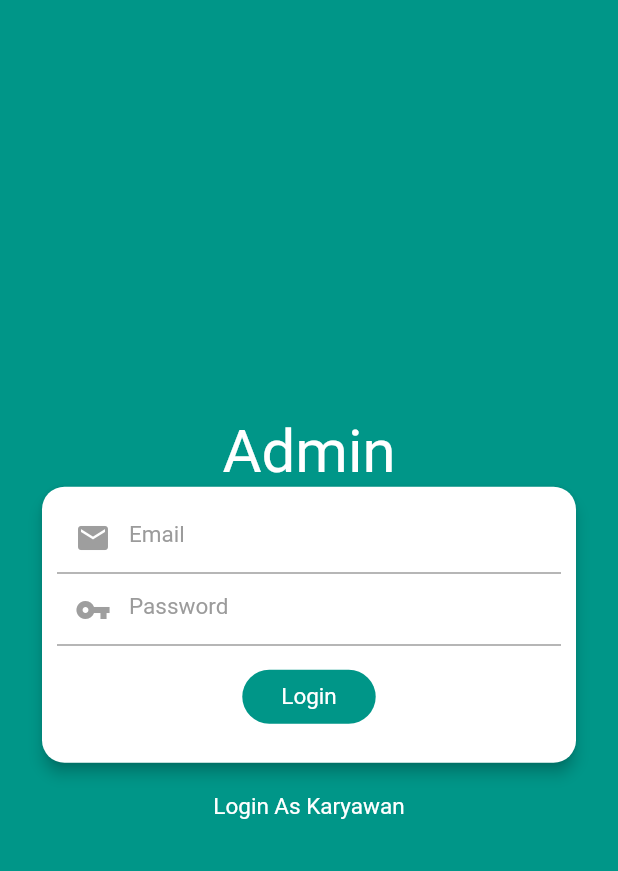
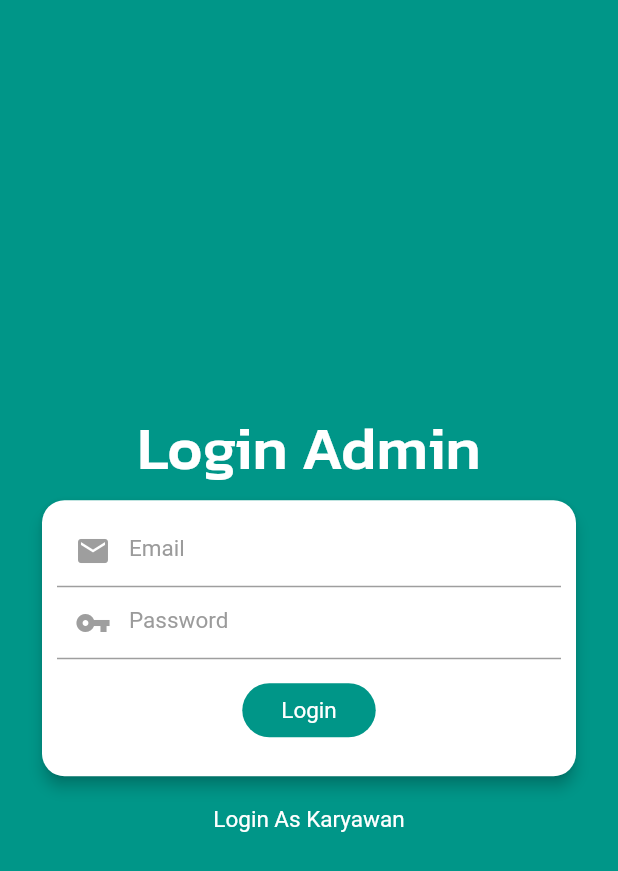
Before and after one commit to umarfakhr4y/projek_panur, a Flutter app: the screen it shows after launch, after a tap on "Login As Admin", on a phone screen of 412 x 824 dp. Shown: the top 871 px of the screen. Run offline on Flutter 3.47's test engine with Material 2 defaults, Android fonts, the phone set to English and light mode, and no system bars; our stand-ins replace date_format, flutter_datetime_picker, geolocator, shared_preferences.

Commit message:
pretty size for ss

```diff
--- a/lib/auth/login.dart
+++ b/lib/auth/login.dart
@@ -101,10 +101,17 @@ class _LoginState extends State<Login> {
                 child: Column(
                   mainAxisAlignment: MainAxisAlignment.center,
                   children: <Widget>[
-                    Text("Karyawan", style: TextStyle(
-                      fontSize: 40,
-                      color: Colors.white,
-                    ),),
+                    Text(
+                      "Login Karyawan",
+                      style: TextStyle(
+                        fontSize: 40,
+                        fontFamily: 'Kanit',
+                        color: Colors.white,
+                      ),
+                    ),
+                    SizedBox(
+                      height: 5,
+                    ),
                     Card(
                       elevation: 4.0,
                       color: Colors.white,
--- a/lib/auth/loginAdmin.dart
+++ b/lib/auth/loginAdmin.dart
@@ -104,10 +104,17 @@ class _LoginAdminState extends State<LoginAdmin> {
                 child: Column(
                   mainAxisAlignment: MainAxisAlignment.center,
                   children: <Widget>[
-                    Text("Admin", style: TextStyle(
-                      fontSize: 40,
-                      color: Colors.white,
-                    ),),
+                    Text(
+                      "Login Admin",
+                      style: TextStyle(
+                        fontSize: 40,
+                        fontFamily: 'Kanit',
+                        color: Colors.white,
+                      ),
+                    ),
+                    SizedBox(
+                      height: 5,
+                    ),
                     Card(
                       elevation: 4.0,
                       color: Colors.white,
--- a/lib/user/ui/AbsenPulang.dart
+++ b/lib/user/ui/AbsenPulang.dart
@@ -94,7 +94,7 @@ class _AbsenPulangState extends State<AbsenPulang> {
                                   ),
                                   child: Padding(
                                     padding: EdgeInsets.all(
-                                        displayWidth(context) * 0.30),
+                                        displayWidth(context) * 0.25),
                                     child: Text(
                                       "Tap Here",
                                       style: TextStyle(
```
Also changed, not shown: lib/user/ui/DataAbsen.dart (+5 -5 lines).
